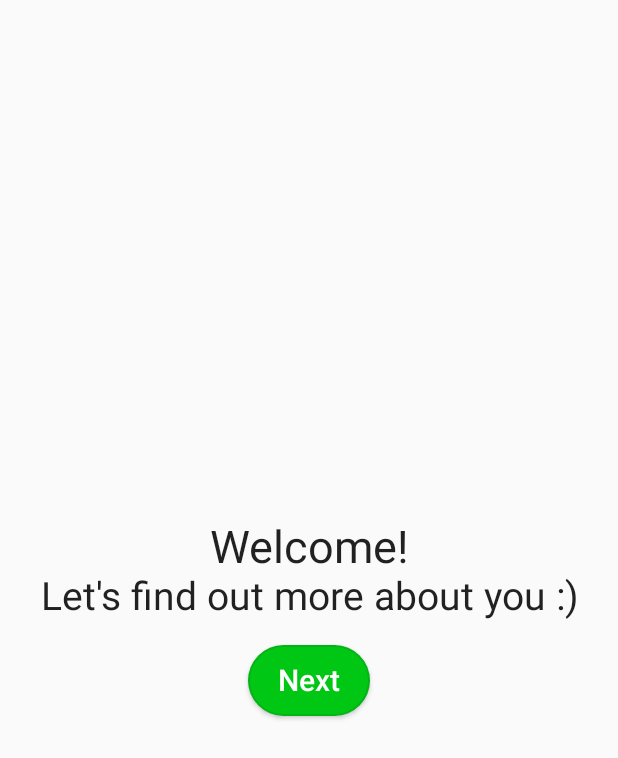
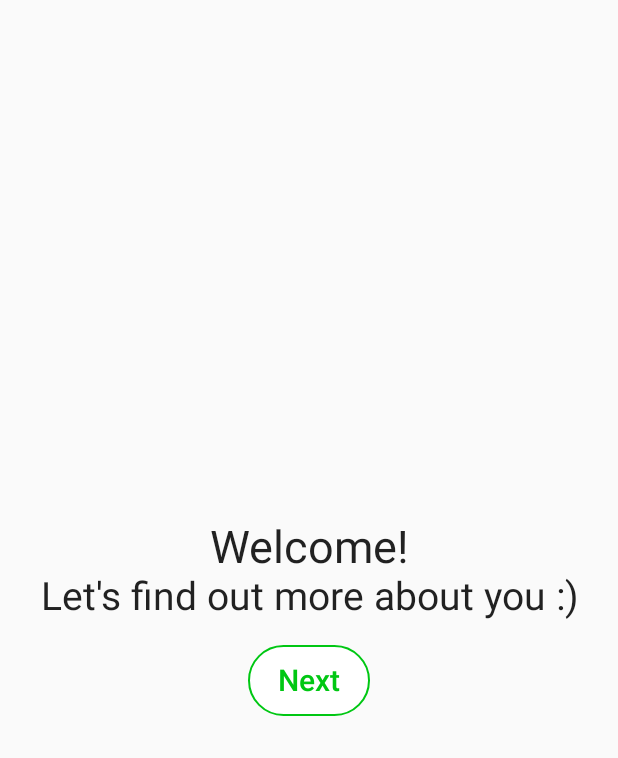
Before and after one commit to patthhar/calorie-tracker, an Android app built with Jetpack Compose: the screen it shows after launch (MainActivity), on a phone screen of 412 x 824 dp. Shown: the top 758 px of the screen. Run offline under Robolectric (Android 15) with nearby library versions, the phone set to English and light mode, and no system bars.

Commit message:
made changes to OutlinedActionButton.kt

```diff
--- a/app/src/main/java/me/darthwithap/android/calorie_tracker/ui/theme/Theme.kt
+++ b/app/src/main/java/me/darthwithap/android/calorie_tracker/ui/theme/Theme.kt
@@ -39,7 +39,7 @@ private val LightColorPalette = lightColors(
 @Composable
 fun CalorieTrackerTheme(
   darkTheme: Boolean = isSystemInDarkTheme(),
-  content: @Composable() () -> Unit
+  content: @Composable () -> Unit
 ) {
   val colors = if (darkTheme) {
     DarkColorPalette
--- a/onboarding/onboarding-presentation/src/main/java/me/darthwithap/android/calorie_tracker/onboarding_presentation/components/OutlinedActionButton.kt
+++ b/onboarding/onboarding-presentation/src/main/java/me/darthwithap/android/calorie_tracker/onboarding_presentation/components/OutlinedActionButton.kt
@@ -1,12 +1,15 @@
 package me.darthwithap.android.calorie_tracker.onboarding_presentation.components
 
+import androidx.compose.foundation.BorderStroke
 import androidx.compose.foundation.layout.padding
 import androidx.compose.foundation.shape.RoundedCornerShape
 import androidx.compose.material.*
 import androidx.compose.runtime.Composable
 import androidx.compose.ui.Modifier
+import androidx.compose.ui.graphics.Color
 import androidx.compose.ui.text.TextStyle
 import androidx.compose.ui.unit.Dp
+import androidx.compose.ui.unit.dp
 import me.darthwithap.android.calorie_tracker.core_ui.LocalDimensions
 
 @Composable
@@ -18,17 +21,20 @@ fun OutlinedActionButton(
   textStyle: TextStyle = MaterialTheme.typography.button,
   onClick: () -> Unit
 ) {
-  Button(
+  OutlinedButton(
     onClick = onClick,
     modifier = modifier,
-    border = ButtonDefaults.outlinedBorder,
+    border = BorderStroke(width = 1.dp, color = MaterialTheme.colors.primary),
     shape = RoundedCornerShape(LocalDimensions.current.large),
+    colors = ButtonDefaults.buttonColors(
+      backgroundColor = MaterialTheme.colors.onPrimary,
+    ),
     enabled = isEnabled
   ) {
     Text(
       text = text,
       style = textStyle,
-      color = MaterialTheme.colors.onPrimary,
+      color = MaterialTheme.colors.primary,
       modifier = Modifier.padding(textPadding)
     )
   }
```
